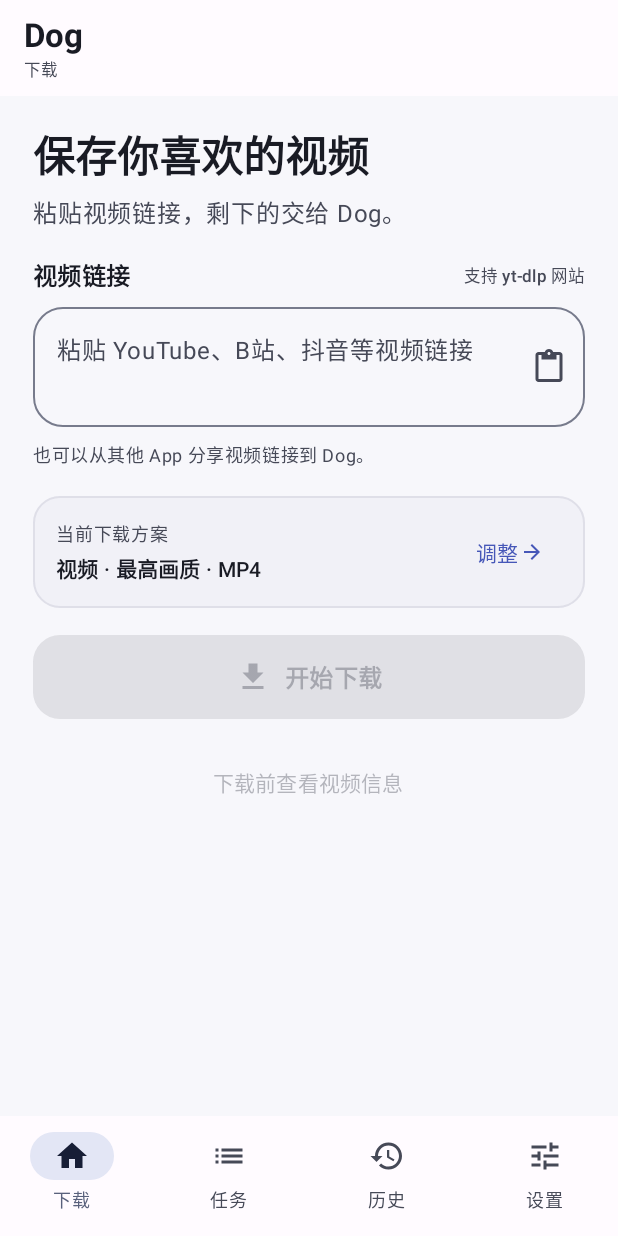
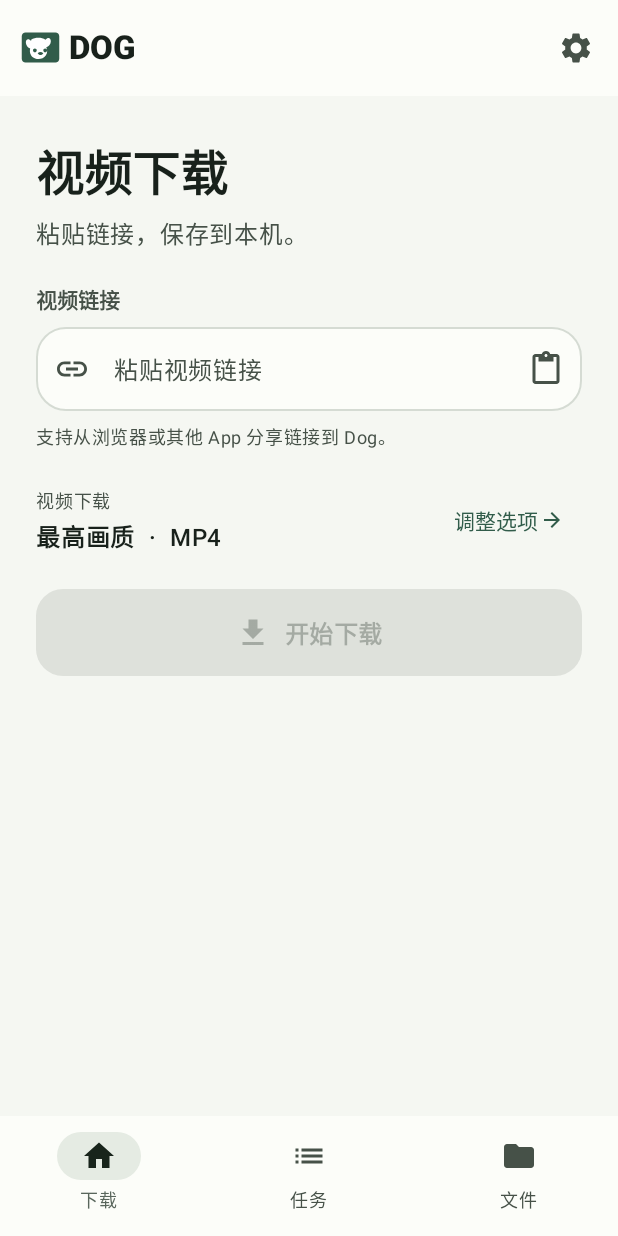
Before and after one commit to sxsbsxs/dog, an Android app built with Jetpack Compose: the screen it shows after launch (MainActivity), on a phone screen of 412 x 824 dp. Run offline under Robolectric (Android 15) with nearby library versions, the phone set to English and light mode, and no system bars; pictures from the network do not load.

Commit message:
Simplify Dog navigation and rebuild downloader home screen

```diff
--- a/app/src/main/java/com/sxsbsxs/dog/MainActivity.kt
+++ b/app/src/main/java/com/sxsbsxs/dog/MainActivity.kt
@@ -16,6 +16,13 @@ import androidx.activity.enableEdgeToEdge
 import androidx.activity.result.contract.ActivityResultContracts
 import androidx.activity.compose.rememberLauncherForActivityResult
 import androidx.compose.foundation.isSystemInDarkTheme
+import androidx.compose.ui.res.painterResource
+import androidx.compose.material3.TextFieldDefaults
+import androidx.compose.material3.TextField
+import androidx.compose.material.icons.filled.Link
+import androidx.compose.material.icons.filled.Folder
+import androidx.compose.material.icons.filled.ArrowBack
+import androidx.compose.foundation.Image
 import androidx.compose.foundation.BorderStroke
 import androidx.compose.foundation.layout.ColumnScope
 import androidx.compose.foundation.lazy.LazyColumn
@@ -218,39 +225,39 @@ private fun isHttpUrl(value: String): Boolean =
         value.startsWith("http://", ignoreCase = true)
 
 private val DogLightColors = lightColorScheme(
-    primary = Color(0xFF4657B8), onPrimary = Color(0xFFFFFFFF),
-    primaryContainer = Color(0xFFE1E5FF), onPrimaryContainer = Color(0xFF111C55),
-    secondary = Color(0xFF59617C), onSecondary = Color(0xFFFFFFFF),
-    secondaryContainer = Color(0xFFE3E6F5), onSecondaryContainer = Color(0xFF171E36),
-    tertiary = Color(0xFF76558E), onTertiary = Color(0xFFFFFFFF),
-    tertiaryContainer = Color(0xFFF1DAFF), onTertiaryContainer = Color(0xFF2A103F),
-    background = Color(0xFFF7F7FB), onBackground = Color(0xFF191B24),
-    surface = Color(0xFFFFFBFF), onSurface = Color(0xFF191B24),
-    surfaceVariant = Color(0xFFE8E9F1), onSurfaceVariant = Color(0xFF464957),
+    primary = Color(0xFF315C4A), onPrimary = Color(0xFFFFFFFF),
+    primaryContainer = Color(0xFFDCEADF), onPrimaryContainer = Color(0xFF102D20),
+    secondary = Color(0xFF59665C), onSecondary = Color(0xFFFFFFFF),
+    secondaryContainer = Color(0xFFE5EBE3), onSecondaryContainer = Color(0xFF18241B),
+    tertiary = Color(0xFF946044), onTertiary = Color(0xFFFFFFFF),
+    tertiaryContainer = Color(0xFFFFDCC5), onTertiaryContainer = Color(0xFF321405),
+    background = Color(0xFFF5F7F2), onBackground = Color(0xFF18211B),
+    surface = Color(0xFFFCFDF9), onSurface = Color(0xFF18211B),
+    surfaceVariant = Color(0xFFE7ECE5), onSurfaceVariant = Color(0xFF465148),
     surfaceContainerLowest = Color(0xFFFFFFFF),
-    surfaceContainerLow = Color(0xFFF1F1F7),
-    surfaceContainer = Color(0xFFECECF3),
-    surfaceContainerHigh = Color(0xFFE6E7EF),
-    outline = Color(0xFF777B8C), outlineVariant = Color(0xFFC7C8D4),
+    surfaceContainerLow = Color(0xFFEEF2EB),
+    surfaceContainer = Color(0xFFE8EDE6),
+    surfaceContainerHigh = Color(0xFFE1E8DF),
+    outline = Color(0xFF737D73), outlineVariant = Color(0xFFC5CEC3),
     error = Color(0xFFBA1A1A), errorContainer = Color(0xFFFFDAD6),
     onErrorContainer = Color(0xFF410002)
 )
 
 private val DogDarkColors = darkColorScheme(
-    primary = Color(0xFFBAC3FF), onPrimary = Color(0xFF202D83),
-    primaryContainer = Color(0xFF35469F), onPrimaryContainer = Color(0xFFE1E5FF),
-    secondary = Color(0xFFC2C7E0), onSecondary = Color(0xFF2B3148),
-    secondaryContainer = Color(0xFF424862), onSecondaryContainer = Color(0xFFE0E4FF),
-    tertiary = Color(0xFFE0B8F7), onTertiary = Color(0xFF43245A),
-    tertiaryContainer = Color(0xFF5C3B72), onTertiaryContainer = Color(0xFFF1DAFF),
-    background = Color(0xFF11131B), onBackground = Color(0xFFE4E5F0),
-    surface = Color(0xFF171923), onSurface = Color(0xFFE4E5F0),
-    surfaceVariant = Color(0xFF414452), onSurfaceVariant = Color(0xFFC3C6D5),
-    surfaceContainerLowest = Color(0xFF0C0E15),
-    surfaceContainerLow = Color(0xFF1D202B),
-    surfaceContainer = Color(0xFF222531),
-    surfaceContainerHigh = Color(0xFF2D303D),
-    outline = Color(0xFF8D91A2), outlineVariant = Color(0xFF424654),
+    primary = Color(0xFFB6D7C0), onPrimary = Color(0xFF173A29),
+    primaryContainer = Color(0xFF2C4F3D), onPrimaryContainer = Color(0xFFDCEADF),
+    secondary = Color(0xFFC0CBBF), onSecondary = Color(0xFF29352B),
+    secondaryContainer = Color(0xFF3F4B40), onSecondaryContainer = Color(0xFFDCE7DB),
+    tertiary = Color(0xFFE8B995), onTertiary = Color(0xFF512F19),
+    tertiaryContainer = Color(0xFF6C472F), onTertiaryContainer = Color(0xFFFFDCC5),
+    background = Color(0xFF111713), onBackground = Color(0xFFE0E7DF),
+    surface = Color(0xFF171E19), onSurface = Color(0xFFE0E7DF),
+    surfaceVariant = Color(0xFF3F4940), onSurfaceVariant = Color(0xFFC0CBBF),
+    surfaceContainerLowest = Color(0xFF0C120E),
+    surfaceContainerLow = Color(0xFF1D2620),
+    surfaceContainer = Color(0xFF222C25),
+    surfaceContainerHigh = Color(0xFF2C362F),
+    outline = Color(0xFF89958B), outlineVariant = Color(0xFF414D44),
     error = Color(0xFFFFB4AB), errorContainer = Color(0xFF93000A),
     onErrorContainer = Color(0xFFFFDAD6)
 )
@@ -386,28 +393,50 @@ private fun DogApp(initialUrl: String?, onDownload: (String) -> Unit) {
         }
     }
 
-    val pageLabel = when (selectedTab) {
-        0 -> "下载"
-        1 -> "任务"
-        2 -> "历史"
-        else -> "设置"
-    }
-
     MaterialTheme(colorScheme = colors) {
         Scaffold(
             containerColor = MaterialTheme.colorScheme.background,
             topBar = {
                 TopAppBar(
+                    navigationIcon = {
+                        if (selectedTab == 3) {
+                            IconButton(onClick = { selectedTab = 0 }) {
+                                Icon(Icons.Default.ArrowBack, contentDescription = "返回")
+                            }
+                        } else {
+                            Image(
+                                painter = painterResource(id = R.drawable.ic_dog),
+                                contentDescription = null,
+                                modifier = Modifier.padding(start = 8.dp).size(30.dp)
+                            )
+                        }
+                    },
                     title = {
-                        Column(verticalArrangement = Arrangement.spacedBy(0.dp)) {
-                            Text("Dog", style = MaterialTheme.typography.titleLarge, fontWeight = FontWeight.Bold)
-                            Text(pageLabel, style = MaterialTheme.typography.labelSmall, color = MaterialTheme.colorScheme.onSurfaceVariant)
+                        Text(
+                            "DOG",
+                            style = MaterialTheme.typography.titleLarge,
+                            fontWeight = FontWeight.ExtraBold
+                        )
+                    },
+                    actions = {
+                        if (selectedTab != 3) {
+                            IconButton(onClick = {
+                                authorizedSites = SecureCookieStore.listAuthorizedSites(context)
+                                hasCookieJar = SecureCookieStore.hasCookieJar(context)
+                                selectedTab = 3
+                            }) {
+                                Icon(Icons.Default.Settings, contentDescription = "设置")
+                            }
                         }
                     }
                 )
             },
             bottomBar = {
-                NavigationBar(containerColor = MaterialTheme.colorScheme.surface, tonalElevation = 0.dp) {
+                if (selectedTab != 3) {
+                    NavigationBar(
+                        containerColor = MaterialTheme.colorScheme.surface,
+                        tonalElevation = 0.dp
+                    ) {
                         NavigationBarItem(
                             selected = selectedTab == 0,
                             onClick = { selectedTab = 0 },
@@ -426,19 +455,10 @@ private fun DogApp(initialUrl: String?, onDownload: (String) -> Unit) {
                                 historyJson = DownloadHistoryStore.read(context)
                                 selectedTab = 2
                             },
-                        icon = { Icon(Icons.Default.History, contentDescription = null) },
-                        label = { Text("历史") }
+                            icon = { Icon(Icons.Default.Folder, contentDescription = null) },
+                            label = { Text("文件") }
                         )
-                    NavigationBarItem(
-                        selected = selectedTab == 3,
-                        onClick = {
-                            authorizedSites = SecureCookieStore.listAuthorizedSites(context)
-                            hasCookieJar = SecureCookieStore.hasCookieJar(context)
-                            selectedTab = 3
-                        },
-                        icon = { Icon(Icons.Default.Tune, contentDescription = null) },
-                        label = { Text("设置") }
-                    )
+                    }
                 }
             }
         ) { padding ->
@@ -447,20 +467,37 @@ private fun DogApp(initialUrl: String?, onDownload: (String) -> Unit) {
                     Column(
                         modifier = Modifier.fillMaxSize().padding(padding)
                             .verticalScroll(rememberScrollState()).imePadding()
-                            .padding(horizontal = 22.dp, vertical = 18.dp),
-                        verticalArrangement = Arrangement.spacedBy(18.dp)
+                            .padding(horizontal = 24.dp, vertical = 26.dp),
+                        verticalArrangement = Arrangement.spacedBy(22.dp)
                     ) {
-                        Column(verticalArrangement = Arrangement.spacedBy(6.dp)) {
-                            Text("保存你喜欢的视频", style = MaterialTheme.typography.headlineMedium, fontWeight = FontWeight.Bold)
-                            Text("粘贴视频链接，剩下的交给 Dog。", style = MaterialTheme.typography.bodyLarge, color = MaterialTheme.colorScheme.onSurfaceVariant)
+                        Column(verticalArrangement = Arrangement.spacedBy(5.dp)) {
+                            Text(
+                                "视频下载",
+                                style = MaterialTheme.typography.headlineLarge,
+                                fontWeight = FontWeight.Bold,
+                                color = MaterialTheme.colorScheme.onBackground
+                            )
+                            Text(
+                                "粘贴链接，保存到本机。",
+                                style = MaterialTheme.typography.bodyLarge,
+                                color = MaterialTheme.colorScheme.onSurfaceVariant
+                            )
                         }
 
-                        Column(verticalArrangement = Arrangement.spacedBy(9.dp)) {
-                            Row(verticalAlignment = Alignment.CenterVertically) {
-                                Text("视频链接", style = MaterialTheme.typography.titleMedium, fontWeight = FontWeight.SemiBold, modifier = Modifier.weight(1f))
-                                Text("支持 yt-dlp 网站", style = MaterialTheme.typography.labelSmall, color = MaterialTheme.colorScheme.onSurfaceVariant)
-                            }
-                            OutlinedTextField(
+                        Column(verticalArrangement = Arrangement.spacedBy(8.dp)) {
+                            Text(
+                                "视频链接",
+                                style = MaterialTheme.typography.labelLarge,
+                                fontWeight = FontWeight.SemiBold,
+                                color = MaterialTheme.colorScheme.onSurfaceVariant
+                            )
+                            Surface(
+                                modifier = Modifier.fillMaxWidth(),
+                                shape = RoundedCornerShape(20.dp),
+                                color = MaterialTheme.colorScheme.surface,
+                                border = BorderStroke(1.dp, MaterialTheme.colorScheme.outlineVariant.copy(alpha = 0.7f))
+                            ) {
+                                TextField(
                                     value = url,
                                     onValueChange = {
                                         url = it
@@ -469,10 +506,15 @@ private fun DogApp(initialUrl: String?, onDownload: (String) -> Unit) {
                                         previewError = ""
                                     },
                                     modifier = Modifier.fillMaxWidth(),
-                                minLines = 2,
-                                maxLines = 3,
-                                shape = RoundedCornerShape(20.dp),
-                                placeholder = { Text("粘贴 YouTube、B站、抖音等视频链接") },
+                                    singleLine = true,
+                                    placeholder = { Text("粘贴视频链接") },
+                                    leadingIcon = {
+                                        Icon(
+                                            Icons.Default.Link,
+                                            contentDescription = null,
+                                            tint = MaterialTheme.colorScheme.onSurfaceVariant
+                                        )
+                                    },
                                     trailingIcon = {
                                         if (url.isNotEmpty()) {
                                             IconButton(onClick = {
@@ -484,7 +526,7 @@ private fun DogApp(initialUrl: String?, onDownload: (String) -> Unit) {
                                             }
                                         } else {
                                             IconButton(onClick = pasteUrl) {
-                                            Icon(Icons.Default.ContentPaste, contentDescription = "粘贴链接")
+                                                Icon(Icons.Default.ContentPaste, contentDescription = "粘贴")
                                             }
                                         }
                                     },
@@ -492,62 +534,78 @@ private fun DogApp(initialUrl: String?, onDownload: (String) -> Unit) {
                                         capitalization = KeyboardCapitalization.None,
                                         imeAction = ImeAction.Go
                                     ),
-                                keyboardActions = KeyboardActions(onGo = { startDownload() })
+                                    keyboardActions = KeyboardActions(onGo = { startDownload() }),
+                                    colors = TextFieldDefaults.colors(
+                                        focusedContainerColor = Color.Transparent,
+                                        unfocusedContainerColor = Color.Transparent,
+                                        disabledContainerColor = Color.Transparent,
+                                        focusedIndicatorColor = Color.Transparent,
+                                        unfocusedIndicatorColor = Color.Transparent
                                     )
-                            Text("也可以从其他 App 分享视频链接到 Dog。", style = MaterialTheme.typography.bodySmall, color = MaterialTheme.colorScheme.onSurfaceVariant)
+                                )
+                            }
+                            Text(
+                                "支持从浏览器或其他 App 分享链接到 Dog。",
+                                style = MaterialTheme.typography.bodySmall,
+                                color = MaterialTheme.colorScheme.onSurfaceVariant
+                            )
                         }
 
-                        Surface(
+                        Row(
                             modifier = Modifier.fillMaxWidth(),
-                            color = MaterialTheme.colorScheme.surfaceContainerLow,
-                            shape = RoundedCornerShape(18.dp),
-                            border = BorderStroke(1.dp, MaterialTheme.colorScheme.outlineVariant.copy(alpha = 0.45f))
-                        ) {
-                            Row(
-                                modifier = Modifier.padding(horizontal = 15.dp, vertical = 13.dp),
                             verticalAlignment = Alignment.CenterVertically
                         ) {
-                                Column(modifier = Modifier.weight(1f), verticalArrangement = Arrangement.spacedBy(3.dp)) {
-                                    Text("当前下载方案", style = MaterialTheme.typography.labelMedium, color = MaterialTheme.colorScheme.onSurfaceVariant)
+                            Column(modifier = Modifier.weight(1f), verticalArrangement = Arrangement.spacedBy(2.dp)) {
                                 Text(
-                                        if (audioOnly) "音频 · " + audioFormat
-                                        else "视频 · " + (if (maxHeight == 0) "最高画质" else maxHeight.toString() + "p") + " · " + videoContainer.uppercase(Locale.ROOT),
-                                        style = MaterialTheme.typography.bodyMedium,
+                                    if (audioOnly) "音频下载" else "视频下载",
+                                    style = MaterialTheme.typography.labelMedium,
+                                    color = MaterialTheme.colorScheme.onSurfaceVariant
+                                )
+                                Text(
+                                    if (audioOnly) audioFormat.uppercase(Locale.ROOT)
+                                    else (if (maxHeight == 0) "最高画质" else maxHeight.toString() + "p") +
+                                        "  ·  " + videoContainer.uppercase(Locale.ROOT),
+                                    style = MaterialTheme.typography.bodyLarge,
                                     fontWeight = FontWeight.SemiBold
                                 )
                             }
                             TextButton(onClick = { selectedTab = 3 }) {
-                                    Text("调整")
+                                Text("调整选项")
                                 Icon(Icons.Default.ArrowForward, contentDescription = null, modifier = Modifier.size(16.dp))
-                                }
                             }
                         }
 
                         Button(
                             onClick = startDownload,
                             enabled = url.isNotBlank() && !previewLoading && !engineUpdating,
-                            modifier = Modifier.fillMaxWidth().height(56.dp),
+                            modifier = Modifier.fillMaxWidth().height(58.dp),
                             shape = RoundedCornerShape(18.dp)
                         ) {
                             Icon(Icons.Default.Download, contentDescription = null)
                             Spacer(Modifier.width(9.dp))
-                            Text(if (download.running) "加入下载队列" else "开始下载", style = MaterialTheme.typography.titleMedium, fontWeight = FontWeight.SemiBold)
+                            Text(
+                                if (download.running) "加入下载队列" else "开始下载",
+                                style = MaterialTheme.typography.titleMedium,
+                                fontWeight = FontWeight.SemiBold
+                            )
                         }
 
+                        if (previewLoading) {
                             Row(
                                 modifier = Modifier.fillMaxWidth(),
                                 horizontalArrangement = Arrangement.Center,
                                 verticalAlignment = Alignment.CenterVertically
                             ) {
-                            if (previewLoading) {
                                 CircularProgressIndicator(modifier = Modifier.size(15.dp), strokeWidth = 2.dp)
-                                Spacer(Modifier.width(7.dp))
-                                Text("正在解析视频信息…", style = MaterialTheme.typography.labelMedium)
-                            } else {
+                                Spacer(Modifier.width(8.dp))
+                                Text("正在读取视频信息…", style = MaterialTheme.typography.labelMedium)
+                            }
+                        } else if (url.isNotBlank()) {
+                            Row(modifier = Modifier.fillMaxWidth(), horizontalArrangement = Arrangement.Center) {
                                 TextButton(
                                     onClick = startPreview,
-                                    enabled = url.isNotBlank() && !download.running && !engineUpdating
-                                ) { Text("下载前查看视频信息") }
+                                    enabled = !download.running && !engineUpdating
+                                ) { Text("先查看视频信息") }
                             }
                         }
 
@@ -555,17 +613,25 @@ private fun DogApp(initialUrl: String?, onDownload: (String) -> Unit) {
                             val info = preview!!
                             Surface(
                                 modifier = Modifier.fillMaxWidth(),
-                                shape = RoundedCornerShape(20.dp),
+                                shape = RoundedCornerShape(18.dp),
                                 color = MaterialTheme.colorScheme.surfaceContainerLow
                             ) {
-                                Column(Modifier.padding(16.dp), verticalArrangement = Arrangement.spacedBy(6.dp)) {
-                                    Text("视频预览", style = MaterialTheme.typography.labelLarge, color = MaterialTheme.colorScheme.primary)
-                                    Text(info.title, style = MaterialTheme.typography.titleMedium, fontWeight = FontWeight.SemiBold, maxLines = 2, overflow = TextOverflow.Ellipsis)
+                                Column(Modifier.padding(16.dp), verticalArrangement = Arrangement.spacedBy(5.dp)) {
+                                    Text("视频信息", style = MaterialTheme.typography.labelLarge, color = MaterialTheme.colorScheme.primary)
+                                    Text(
+                                        info.title,
+                                        style = MaterialTheme.typography.titleMedium,
+                                        fontWeight = FontWeight.SemiBold,
+                                        maxLines = 2,
+                                        overflow = TextOverflow.Ellipsis
+                                    )
                                     if (info.uploader.isNotBlank()) {
                                         Text("作者：" + info.uploader, style = MaterialTheme.typography.bodySmall, color = MaterialTheme.colorScheme.onSurfaceVariant)
                                     }
                                     Text(
-                                        listOf(info.duration, info.resolution, info.fileSize).filter { it.isNotBlank() && it != "未知" }.joinToString(" · "),
+                                        listOf(info.duration, info.resolution, info.fileSize)
+                                            .filter { it.isNotBlank() && it != "未知" }
+                                            .joinToString(" · "),
                                         style = MaterialTheme.typography.bodyMedium,
                                         color = MaterialTheme.colorScheme.onSurfaceVariant
                                     )
@@ -579,18 +645,24 @@ private fun DogApp(initialUrl: String?, onDownload: (String) -> Unit) {
                         if (download.running) {
                             Surface(
                                 modifier = Modifier.fillMaxWidth(),
-                                shape = RoundedCornerShape(18.dp),
-                                color = MaterialTheme.colorScheme.secondaryContainer
+                                shape = RoundedCornerShape(16.dp),
+                                color = MaterialTheme.colorScheme.primaryContainer
                             ) {
                                 Row(
-                                    modifier = Modifier.padding(horizontal = 15.dp, vertical = 13.dp),
+                                    modifier = Modifier.padding(horizontal = 14.dp, vertical = 12.dp),
                                     verticalAlignment = Alignment.CenterVertically
                                 ) {
                                     Column(Modifier.weight(1f), verticalArrangement = Arrangement.spacedBy(3.dp)) {
-                                        Text("有下载任务正在进行", style = MaterialTheme.typography.titleSmall, fontWeight = FontWeight.SemiBold)
-                                        Text(download.message, style = MaterialTheme.typography.bodySmall, color = MaterialTheme.colorScheme.onSecondaryContainer, maxLines = 2, overflow = TextOverflow.Ellipsis)
+                                        Text("下载正在进行", style = MaterialTheme.typography.titleSmall, fontWeight = FontWeight.SemiBold)
+                                        Text(
+                                            download.message,
+                                            style = MaterialTheme.typography.bodySmall,
+                                            color = MaterialTheme.colorScheme.onPrimaryContainer,
+                                            maxLines = 2,
+                                            overflow = TextOverflow.Ellipsis
+                                        )
                                     }
-                                    TextButton(onClick = { selectedTab = 1 }) { Text("查看") }
+                                    TextButton(onClick = { selectedTab = 1 }) { Text("查看任务") }
                                 }
                             }
                         }
@@ -670,7 +742,7 @@ private fun DogApp(initialUrl: String?, onDownload: (String) -> Unit) {
                         item {
                             Row(modifier = Modifier.fillMaxWidth().padding(bottom = 14.dp), verticalAlignment = Alignment.CenterVertically) {
                                 Column(Modifier.weight(1f), verticalArrangement = Arrangement.spacedBy(3.dp)) {
-                                    Text("下载历史", style = MaterialTheme.typography.headlineMedium, fontWeight = FontWeight.Bold)
+                                    Text("已下载文件", style = MaterialTheme.typography.headlineMedium, fontWeight = FontWeight.Bold)
                                     Text(historyItems.size.toString() + " 条本机记录", style = MaterialTheme.typography.bodySmall, color = MaterialTheme.colorScheme.onSurfaceVariant)
                                 }
                                 TextButton(
```
Lines whose indentation alone changed are shown as unchanged.
